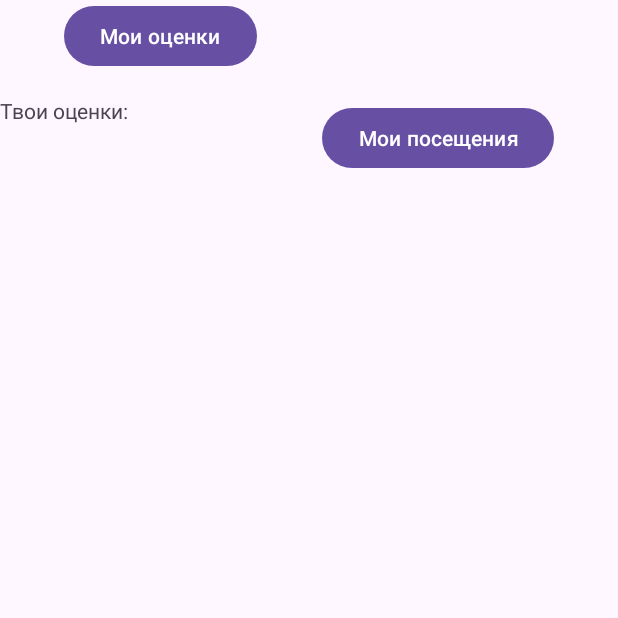
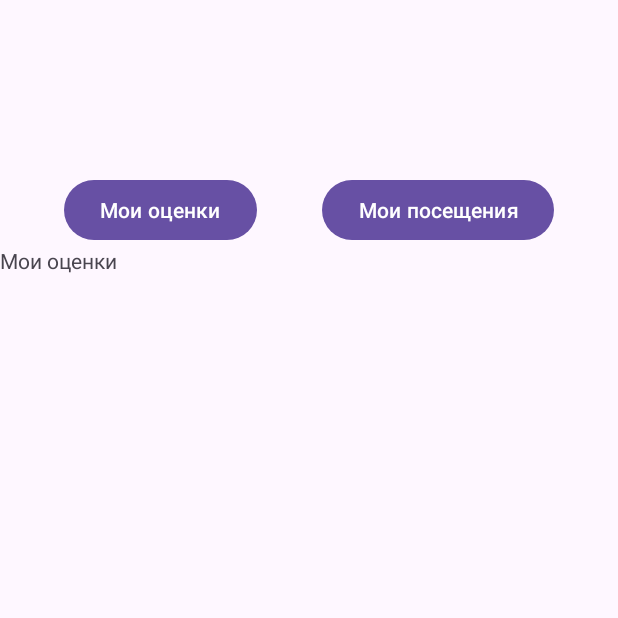
Before and after one commit to Watch-dog-s/semester_project, an Android app: the StudentActivity screen opened directly, with no data from a screen before it, after a tap on "Мои оценки", on a phone screen of 412 x 824 dp, the top half of it. Run offline under Robolectric (Android 15) with nearby library versions, the phone set to English and light mode, and no system bars.

Commit message:
fragment update

```diff
--- a/electronic_diary/app/src/main/java/com/example/electronic_diary/MainActivity.java
+++ b/electronic_diary/app/src/main/java/com/example/electronic_diary/MainActivity.java
@@ -40,7 +40,7 @@ public class MainActivity extends AppCompatActivity {
                 String email=login.getText().toString();
 
                 boolean teacher=email.contains("teacher");
-                boolean student=email.contains("study");
+                boolean student=email.contains("student");
 
                 if (student) {
                     launchNextScreenStudent();
--- a/electronic_diary/app/src/main/java/com/example/electronic_diary/StudentActivity.java
+++ b/electronic_diary/app/src/main/java/com/example/electronic_diary/StudentActivity.java
@@ -36,7 +36,7 @@ public class StudentActivity extends AppCompatActivity {
 
     protected void Marks(View view)
     {
-        getSupportFragmentManager().beginTransaction().add(R.id.fragment1, MarkFragment.class, null).commit();
+        getSupportFragmentManager().beginTransaction().add(R.layout.fragment_mark, MarkFragment.class, null).commit();
         FragmentManager fragmentManager = getSupportFragmentManager();
         MarkFragment fragment1 = new MarkFragment();
         FragmentTransaction fragmentTransaction = fragmentManager.beginTransaction();
--- a/electronic_diary/app/src/main/res/layout/activity_student.xml
+++ b/electronic_diary/app/src/main/res/layout/activity_student.xml
@@ -12,36 +12,32 @@
         android:id="@+id/buttonMarks"
         android:layout_width="wrap_content"
         android:layout_height="wrap_content"
+        android:layout_marginTop="116dp"
         android:text="Мои оценки"
         app:layout_constraintEnd_toStartOf="@+id/buttonVisits"
         app:layout_constraintHorizontal_bias="0.5"
         app:layout_constraintStart_toStartOf="parent"
-        tools:layout_editor_absoluteY="68dp" />
+        app:layout_constraintTop_toTopOf="parent" />
+
 
     <Button
         android:id="@+id/buttonVisits"
         android:layout_width="wrap_content"
         android:layout_height="wrap_content"
-        android:layout_marginTop="68dp"
+        android:layout_marginTop="116dp"
         android:text="Мои посещения"
         app:layout_constraintEnd_toEndOf="parent"
         app:layout_constraintHorizontal_bias="0.5"
         app:layout_constraintStart_toEndOf="@+id/buttonMarks"
         app:layout_constraintTop_toTopOf="parent" />
 
-
     <androidx.fragment.app.FragmentContainerView
         android:id="@+id/container"
         android:name="com.example.electronic_diary.MarkFragment"
         android:layout_width="match_parent"
         android:layout_height="0dp"
-        android:layout_marginTop="16dp"
-        app:layout_constraintTop_toBottomOf="@+id/buttonMarks"
         app:layout_constraintBottom_toBottomOf="parent"
-         />
-
-
-
+        app:layout_constraintTop_toBottomOf="@+id/buttonVisits" />
 
 
 </androidx.constraintlayout.widget.ConstraintLayout>
--- a/electronic_diary/app/src/main/res/layout/fragment_mark.xml
+++ b/electronic_diary/app/src/main/res/layout/fragment_mark.xml
@@ -9,6 +9,6 @@
     <TextView
         android:layout_width="match_parent"
         android:layout_height="match_parent"
-        android:text="Твои оценки:" />
+        android:text="Мои оценки" />
 
 </FrameLayout>
```
